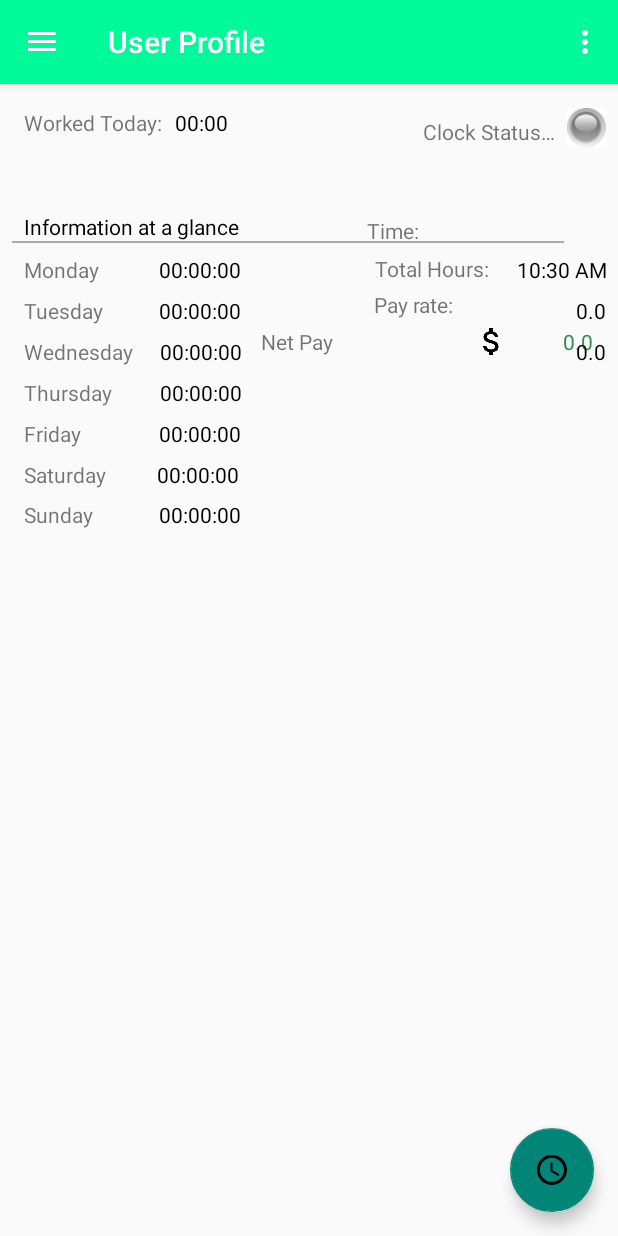
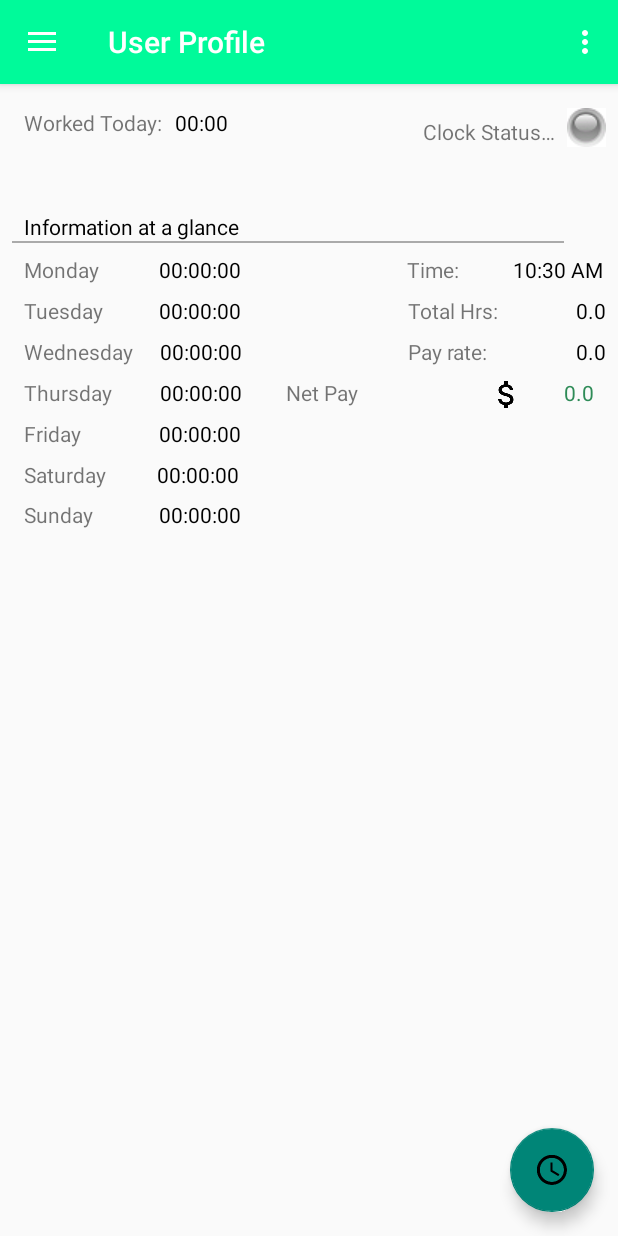
Before and after one commit to alcon2626/Smart-Work-Flow-X, an Android app: the screen it shows after launch once a user with an empty profile is signed in (UserProfile), on a phone screen of 412 x 824 dp. Run offline under Robolectric (Android 15) with nearby library versions, the phone set to English and light mode, and no system bars; our stand-ins replace AdMob, Firebase (no records; nobody signed in at launch, a user with empty details on screens opened directly); libraries missing offline, so code that uses them is left out: com.firebase.client; 1 statement that could not run was skipped.

Commit message:
Better Display Arragement

```diff
--- a/Smartworkflow/app/src/main/AndroidManifest.xml
+++ b/Smartworkflow/app/src/main/AndroidManifest.xml
@@ -24,11 +24,6 @@
         </activity>
         <activity android:name=".RegisterUser" />
         <activity
-            android:name=".Profile"
-            android:label="@string/title_activity_profile"
-            android:screenOrientation="portrait"
-            android:theme="@style/Theme.AppCompat.Light.NoActionBar" />
-        <activity
             android:name=".UserProfile"
             android:label="@string/title_activity_user_profile"
             android:theme="@style/Theme.AppCompat.Light.NoActionBar" />
--- a/Smartworkflow/app/src/main/java/com/smartworkflow/UserProfile.java
+++ b/Smartworkflow/app/src/main/java/com/smartworkflow/UserProfile.java
@@ -495,7 +495,7 @@ public class UserProfile extends AppCompatActivity
             }
         }.start();
     }
-    //take screenshot of the app
+    //take screenshot of the app (working)
     public Bitmap getScreenShot(View view) {
         View screenView = view.getRootView();
         screenView.setDrawingCacheEnabled(true);
@@ -504,6 +504,7 @@ public class UserProfile extends AppCompatActivity
         store(bitmap);
         return bitmap;
     }
+    //store the screenshot so that I can use it and send it (not working)
     public void store(Bitmap bm){
         String root = Environment.getExternalStorageDirectory().toString();
         File myDir = new File(root + "/Smart workflow");
--- a/Smartworkflow/app/src/main/res/layout/content_user_profile.xml
+++ b/Smartworkflow/app/src/main/res/layout/content_user_profile.xml
@@ -43,11 +43,14 @@
         android:id="@+id/textClock"
         android:layout_width="wrap_content"
         android:layout_height="wrap_content"
-        android:layout_marginRight="7dp"
+        android:layout_marginRight="6dp"
         app:layout_constraintRight_toRightOf="parent"
         android:layout_marginTop="8dp"
         app:layout_constraintTop_toBottomOf="@+id/view"
-        android:layout_marginEnd="7dp" />
+        android:layout_marginEnd="7dp"
+        app:layout_constraintLeft_toRightOf="@+id/textView"
+        android:layout_marginLeft="8dp"
+        app:layout_constraintHorizontal_bias="0.903" />
 
     <TextView
         android:id="@+id/textView"
@@ -55,13 +58,13 @@
         android:layout_height="wrap_content"
         android:text="@string/CurrentTime"
         android:layout_marginEnd="9dp"
-        app:layout_constraintLeft_toRightOf="@+id/textViewMondayValue"
-        android:layout_marginLeft="8dp"
-        app:layout_constraintTop_toTopOf="parent"
-        android:layout_marginTop="88dp"
         android:layout_marginRight="8dp"
         app:layout_constraintRight_toRightOf="parent"
-        app:layout_constraintHorizontal_bias="0.38" />
+        android:layout_marginLeft="8dp"
+        app:layout_constraintLeft_toLeftOf="parent"
+        app:layout_constraintHorizontal_bias="0.732"
+        android:layout_marginTop="8dp"
+        app:layout_constraintTop_toBottomOf="@+id/view" />
 
     <TextView
         android:id="@+id/textView2"
@@ -284,13 +287,13 @@
         android:layout_width="wrap_content"
         android:layout_height="wrap_content"
         app:srcCompat="@mipmap/ic_attach_money_black_24dp"
-        app:layout_constraintTop_toTopOf="parent"
-        android:layout_marginTop="160dp"
         android:layout_marginLeft="8dp"
         app:layout_constraintLeft_toLeftOf="parent"
         android:layout_marginRight="8dp"
         app:layout_constraintRight_toRightOf="parent"
-        app:layout_constraintHorizontal_bias="0.828" />
+        app:layout_constraintHorizontal_bias="0.854"
+        android:layout_marginTop="7dp"
+        app:layout_constraintTop_toBottomOf="@+id/textView9" />
 
     <TextView
         android:id="@+id/textView5"
@@ -299,28 +302,28 @@
         android:layout_marginLeft="8dp"
         android:layout_marginRight="110dp"
         android:layout_marginStart="16dp"
-        android:layout_marginTop="162dp"
         android:text="@string/Net"
-        app:layout_constraintHorizontal_bias="0.665"
+        app:layout_constraintHorizontal_bias="0.733"
         app:layout_constraintLeft_toLeftOf="parent"
         app:layout_constraintRight_toRightOf="parent"
-        app:layout_constraintTop_toTopOf="parent" />
+        android:layout_marginTop="8dp"
+        app:layout_constraintTop_toBottomOf="@+id/textView9" />
 
     <TextView
         android:id="@+id/textViewNetPay"
         android:layout_width="wrap_content"
         android:layout_height="wrap_content"
+        android:layout_marginLeft="8dp"
+        android:layout_marginRight="8dp"
         android:layout_marginStart="46dp"
-        android:text="@string/Time00"
+        android:text="@string/Number00"
+        android:textAppearance="@style/TextAppearance.AppCompat"
         android:textColor="@color/SeaGreen"
-        android:textAppearance="@style/TextAppearance.AppCompat"
-        android:layout_marginRight="8dp"
+        app:layout_constraintHorizontal_bias="0.977"
+        app:layout_constraintLeft_toLeftOf="parent"
         app:layout_constraintRight_toRightOf="parent"
-        android:layout_marginLeft="8dp"
-        app:layout_constraintLeft_toLeftOf="parent"
-        app:layout_constraintHorizontal_bias="0.974"
-        app:layout_constraintTop_toTopOf="parent"
-        android:layout_marginTop="162dp" />
+        android:layout_marginTop="8dp"
+        app:layout_constraintTop_toBottomOf="@+id/textViewCurrentPayRate" />
 
     <TextView
         android:id="@+id/textView6"
@@ -331,20 +334,23 @@
         app:layout_constraintLeft_toLeftOf="parent"
         android:layout_marginRight="10dp"
         app:layout_constraintRight_toRightOf="parent"
-        app:layout_constraintHorizontal_bias="0.762"
-        app:layout_constraintTop_toTopOf="parent"
-        android:layout_marginTop="113dp" />
+        app:layout_constraintHorizontal_bias="0.79"
+        android:layout_marginTop="8dp"
+        app:layout_constraintTop_toBottomOf="@+id/textView" />
 
     <TextView
         android:id="@+id/textViewTotalHours"
         android:layout_width="wrap_content"
         android:layout_height="wrap_content"
+        android:text="@string/Number00"
+        android:textAppearance="@style/TextAppearance.AppCompat"
+        android:layout_marginLeft="8dp"
+        app:layout_constraintLeft_toLeftOf="parent"
         android:layout_marginRight="8dp"
+        app:layout_constraintRight_toRightOf="parent"
         android:layout_marginTop="8dp"
-        android:text="@string/Time00"
-        android:textAppearance="@style/TextAppearance.AppCompat"
-        app:layout_constraintRight_toRightOf="parent"
-        app:layout_constraintTop_toBottomOf="@+id/textClock" />
+        app:layout_constraintTop_toBottomOf="@+id/textClock"
+        app:layout_constraintHorizontal_bias="1.0" />
 
     <TextView
         android:id="@+id/textViewCurrentPayRate"
@@ -352,7 +358,7 @@
         android:layout_height="wrap_content"
         android:layout_marginRight="8dp"
         android:layout_marginTop="8dp"
-        android:text="@string/Time00"
+        android:text="@string/Number00"
         android:textAppearance="@style/TextAppearance.AppCompat"
         app:layout_constraintRight_toRightOf="parent"
         app:layout_constraintTop_toBottomOf="@+id/textViewTotalHours" />
@@ -366,8 +372,8 @@
         app:layout_constraintLeft_toLeftOf="parent"
         android:layout_marginRight="13dp"
         app:layout_constraintRight_toRightOf="parent"
-        app:layout_constraintHorizontal_bias="0.716"
-        app:layout_constraintTop_toTopOf="parent"
-        android:layout_marginTop="137dp" />
+        app:layout_constraintHorizontal_bias="0.782"
+        android:layout_marginTop="8dp"
+        app:layout_constraintTop_toBottomOf="@+id/textView6" />
 
 </android.support.constraint.ConstraintLayout>
--- a/Smartworkflow/app/src/main/res/values/strings.xml
+++ b/Smartworkflow/app/src/main/res/values/strings.xml
@@ -40,8 +40,9 @@
     <string name="Send">Send</string>
     <string name="Net">Net Pay</string>
     <string name="Refresh">Refresh</string>
-    <string name="ThisWeekTotalH">Total Hours:</string>
+    <string name="ThisWeekTotalH">Total Hrs:</string>
     <string name="CurrentPayRate">Pay rate:</string>
+    <string name="Number00">0.0</string>
     <string name="large_text">
         "Material is the metaphor.\n\n"
 
--- a/Smartworkflow/build.gradle
+++ b/Smartworkflow/build.gradle
@@ -5,7 +5,7 @@ buildscript {
         jcenter()
     }
     dependencies {
-        classpath 'com.android.tools.build:gradle:2.3.2'
+        classpath 'com.android.tools.build:gradle:2.3.3'
         classpath 'com.google.gms:google-services:3.0.0'
 
         // NOTE: Do not place your application dependencies here; they belong
```
Also changed, not shown: Smartworkflow/app/src/main/java/com/smartworkflow/Profile.java (deleted, +0 -405 lines), Smartworkflow/app/src/main/res/layout/activity_profile.xml (deleted, +0 -162 lines), Smartworkflow/app/src/main/res/layout/content_profile.xml (deleted, +0 -16 lines).
